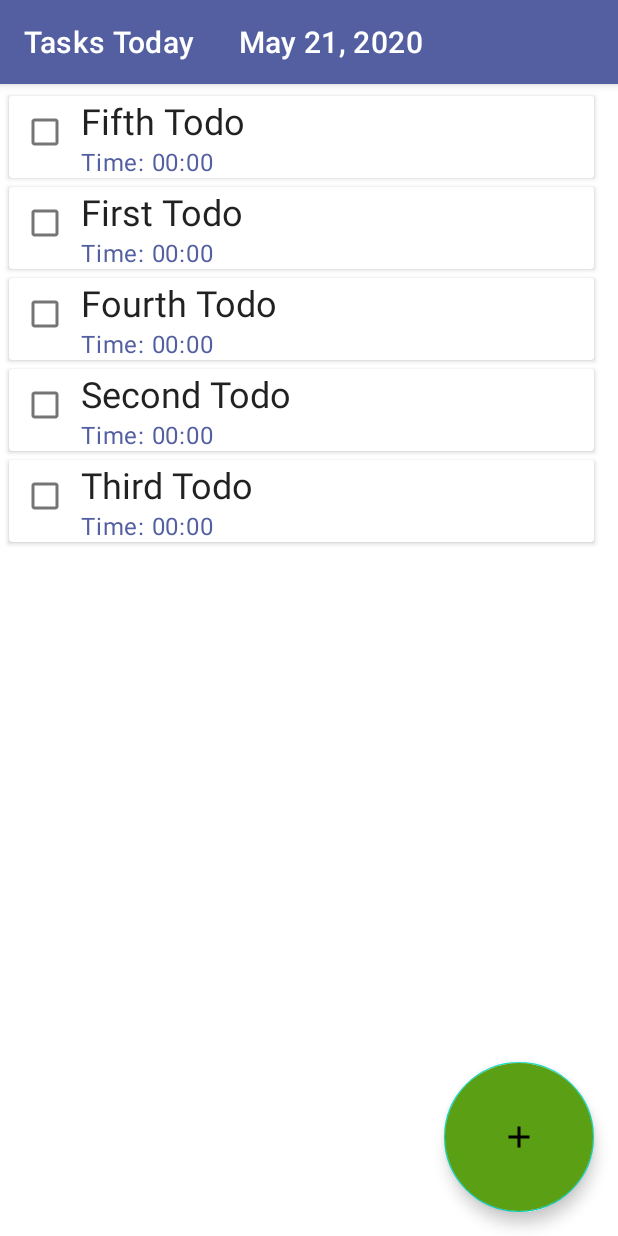
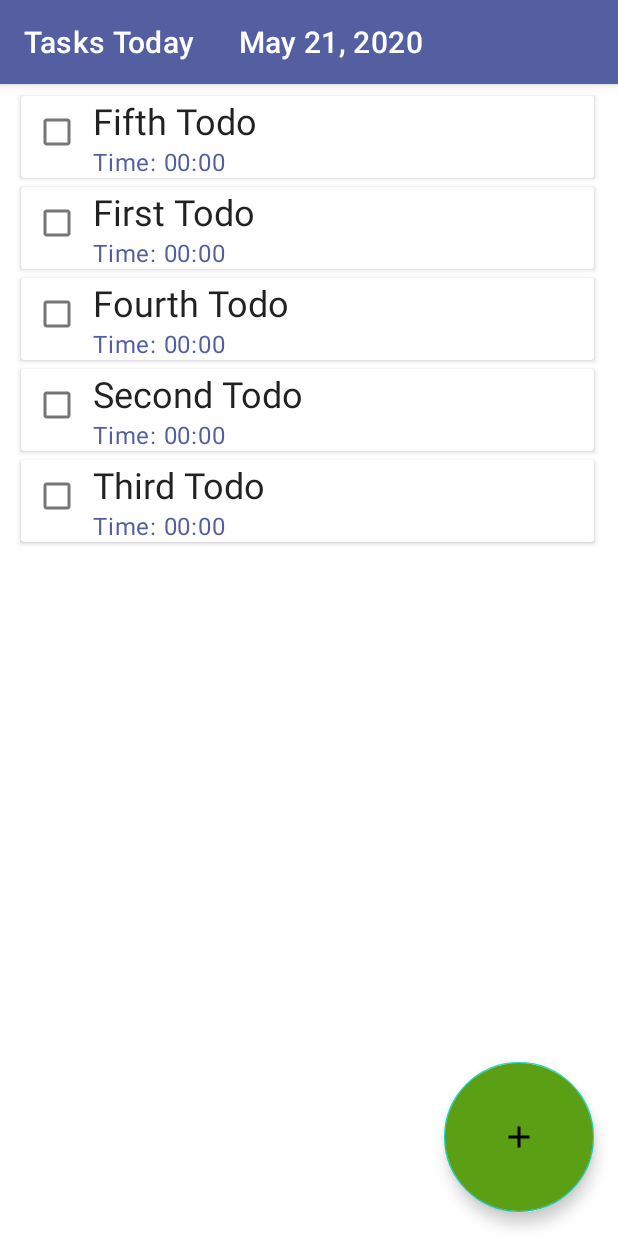
Before and after one commit to lbrown51/WhatDo, an Android app: the screen it shows after launch (MainActivity), on a phone screen of 412 x 824 dp. Run offline under Robolectric (Android 15) with nearby library versions, the phone set to English and light mode, and no system bars; our stand-ins replace Room's generated code.

Commit message:
Adds some padding to center the todos

```diff
--- a/app/src/main/res/layout/activity_main.xml
+++ b/app/src/main/res/layout/activity_main.xml
@@ -47,6 +47,7 @@
         android:layout_width="match_parent"
         android:layout_height="@dimen/match_constraint"
         android:clipToPadding="false"
+        android:paddingLeft="@dimen/recycler_view_padding"
         android:paddingTop="@dimen/recycler_view_padding"
         android:paddingBottom="@dimen/recycler_view_padding"
         app:layout_constraintBottom_toBottomOf="parent"
```
